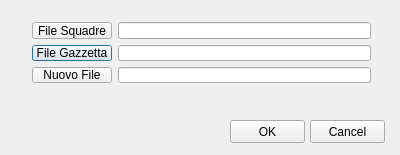
wdastru/FantaCalcGui, file src/NoNetFileDialog.ui: the form before one commit.
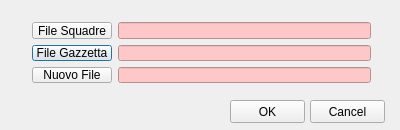
The form after the commit.

```diff
--- a/src/NoNetFileDialog.ui
+++ b/src/NoNetFileDialog.ui
@@ -7,7 +7,7 @@
     <x>0</x>
     <y>0</y>
     <width>400</width>
-    <height>155</height>
+    <height>130</height>
    </rect>
   </property>
   <property name="windowTitle">
@@ -64,6 +64,10 @@
     </item>
     <item row="0" column="1">
      <widget class="QLineEdit" name="fileSquadreLineEdit">
+      <property name="styleSheet">
+       <string notr="true">border-color: rgb(255, 0, 0);
+background-color: rgb(255, 200, 200);</string>
+      </property>
       <property name="readOnly">
        <bool>true</bool>
       </property>
@@ -71,6 +75,10 @@
     </item>
     <item row="1" column="1">
      <widget class="QLineEdit" name="fileGazzettaLineEdit">
+      <property name="styleSheet">
+       <string notr="true">border-color: rgb(255, 0, 0);
+background-color: rgb(255, 200, 200);</string>
+      </property>
       <property name="readOnly">
        <bool>true</bool>
       </property>
@@ -78,6 +86,10 @@
     </item>
     <item row="2" column="1">
      <widget class="QLineEdit" name="newFileLineEdit">
+      <property name="styleSheet">
+       <string notr="true">border-color: rgb(255, 0, 0);
+background-color: rgb(255, 200, 200);</string>
+      </property>
       <property name="readOnly">
        <bool>true</bool>
       </property>
@@ -89,7 +101,7 @@
    <property name="geometry">
     <rect>
      <x>230</x>
-     <y>120</y>
+     <y>100</y>
      <width>75</width>
      <height>23</height>
     </rect>
@@ -102,7 +114,7 @@
    <property name="geometry">
     <rect>
      <x>310</x>
-     <y>120</y>
+     <y>100</y>
      <width>75</width>
      <height>23</height>
     </rect>
```
